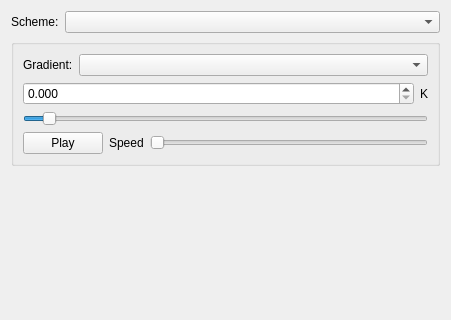
Old version of the form src/gradientwidget.ui in the repository KDE/kalzium; both pictures show x 0 to 451 and y 0 to 320 of the 451 by 608 pixel window.
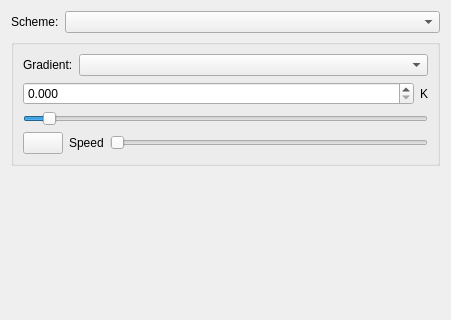
New version of the form.

Commit message: Using an icon instead of text to start the playback of the greadient animation.

The edit to the form file:
```diff
--- a/src/gradientwidget.ui
+++ b/src/gradientwidget.ui
@@ -125,7 +125,7 @@
            <string>Click to Play / Pause the increase in temperature.</string>
           </property>
           <property name="text">
-           <string>Play</string>
+           <string/>
           </property>
          </widget>
         </item>
```
The commit also changes 1 other file.
